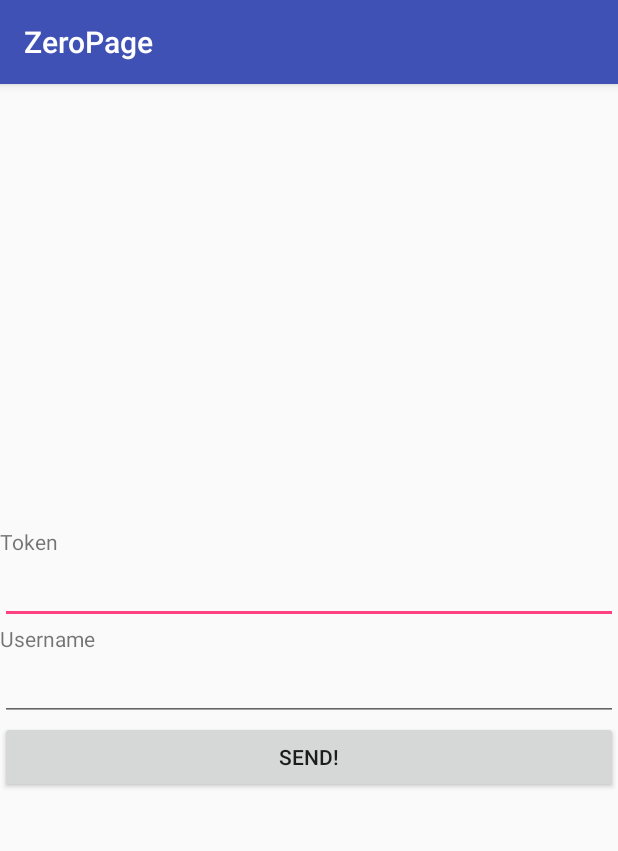
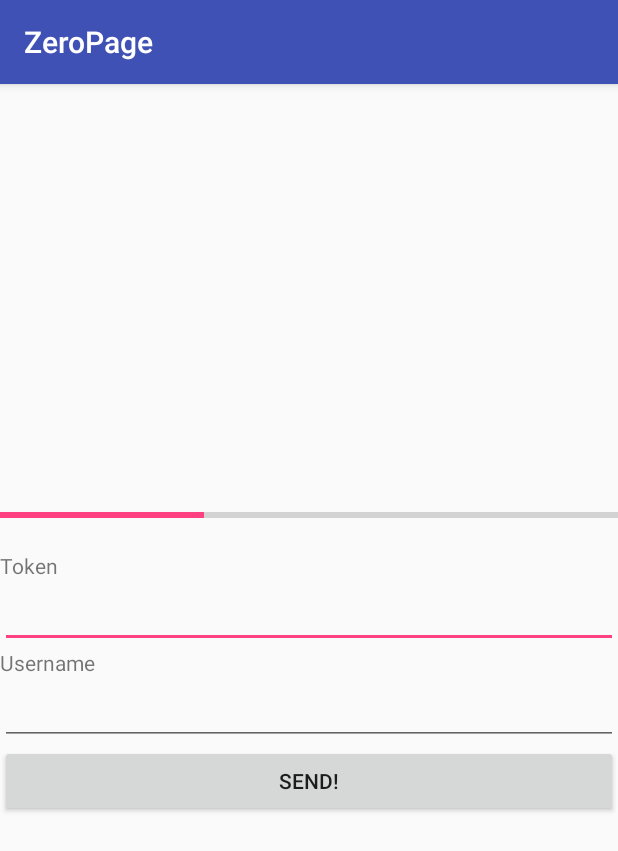
Before and after one commit to ZeroPage/i_have_no_apps, an Android app: the screen it shows after launch (LoginActivity), after a tap on "SEND!", on a phone screen of 412 x 824 dp. Shown: the top 851 px of the screen. Run offline under Robolectric (Android 15) with nearby library versions, the phone set to English and light mode, and no system bars; libraries missing offline, so code that uses them is left out: com.annimon.stream; 3 statements that could not run were skipped.

Commit message:
Add simple progressbar in LoginActivity.

```diff
--- a/app/src/main/java/org/zeropage/apps/zeropage/login/LoginActivity.java
+++ b/app/src/main/java/org/zeropage/apps/zeropage/login/LoginActivity.java
@@ -6,8 +6,11 @@ import android.support.annotation.StringRes;
 import android.support.v7.app.AppCompatActivity;
 import android.os.Bundle;
 import android.util.Log;
+import android.view.View;
 import android.widget.Button;
 import android.widget.EditText;
+import android.widget.ProgressBar;
+import android.widget.TextView;
 import android.widget.Toast;
 
 import com.google.firebase.iid.FirebaseInstanceId;
@@ -29,6 +32,7 @@ public class LoginActivity extends AppCompatActivity {
     private Button mLoginButton;
     private EditText mTokenEditText;
     private EditText mUsernameEditText;
+    private ProgressBar mLoginProgressBar;
 
     @Override
     protected void onCreate(Bundle savedInstanceState) {
@@ -45,6 +49,7 @@ public class LoginActivity extends AppCompatActivity {
         mLoginButton = (Button) findViewById(R.id.login_button);
         mTokenEditText = (EditText) findViewById(R.id.token_edit_text);
         mUsernameEditText = (EditText) findViewById(R.id.username_edit_text);
+        mLoginProgressBar = (ProgressBar) findViewById(R.id.login_progress_bar);
     }
 
     private void launchSlackApplication() {
@@ -67,6 +72,7 @@ public class LoginActivity extends AppCompatActivity {
 
     private void notifyRequestFailureToUser(@StringRes int errorMessageId) {
         Log.e(TAG, "Request failure.");
+        mLoginProgressBar.setVisibility(View.INVISIBLE);
         Toast.makeText(this, errorMessageId, Toast.LENGTH_SHORT).show();
     }
 
@@ -75,14 +81,27 @@ public class LoginActivity extends AppCompatActivity {
         finish();
     }
 
-    private class LoginTask extends AsyncTask<Void, Void, Void> {
+    private class LoginTask extends AsyncTask<Void, Integer, Void> {
+        @Override
+        protected void onPreExecute() {
+            mLoginProgressBar.setVisibility(View.VISIBLE);
+            mLoginProgressBar.setProgress(0);
+        }
+
         @Override
         protected Void doInBackground(Void... params) {
             sendLoginRequest();
             return null;
         }
 
+        @Override
+        protected void onProgressUpdate(Integer... values) {
+            mLoginProgressBar.setProgress(values[0]);
+        }
+
         private void sendLoginRequest() {
+            publishProgress(mLoginProgressBar.getMax() / 3);
+
             RequestSender<LoginRequest> loginSender = new RequestSender<>(LoginRequest.class);
             loginSender.sendRequest(makeCallbackForLogin(), getTextFrom(mUsernameEditText), getTextFrom(mTokenEditText));
         }
@@ -106,6 +125,8 @@ public class LoginActivity extends AppCompatActivity {
         }
 
         private void sendSignUpRequest() {
+            publishProgress((mLoginProgressBar.getMax() / 3) * 2);
+
             RequestSender<SignUpRequest> signUpSender = new RequestSender<>(SignUpRequest.class);
             signUpSender.sendRequest(makeCallbackForSignUp(), getTextFrom(mUsernameEditText), FirebaseInstanceId.getInstance().getToken());
         }
@@ -114,6 +135,7 @@ public class LoginActivity extends AppCompatActivity {
             Action onSuccessfulRequest = () -> {
                 switchToMainActivity();
                 UserInfoPreferences.putUserName(LoginActivity.this, getTextFrom(mUsernameEditText));
+                mLoginProgressBar.setVisibility(View.INVISIBLE);
             };
 
             Action onFailureRequest = () -> notifyRequestFailureToUser(R.string.sign_up_error);
--- a/app/src/main/res/layout/activity_login.xml
+++ b/app/src/main/res/layout/activity_login.xml
@@ -4,6 +4,15 @@
               android:layout_height="match_parent"
               android:gravity="center_vertical"
               android:orientation="vertical">
+
+    <ProgressBar
+        style="?android:progressBarStyleHorizontal"
+        android:paddingBottom="16dp"
+        android:id="@+id/login_progress_bar"
+        android:layout_width="match_parent"
+        android:layout_height="wrap_content"
+        android:max="100"
+        android:visibility="invisible" />
 
     <TextView
         android:layout_width="match_parent"
--- a/app/src/main/res/values/strings.xml
+++ b/app/src/main/res/values/strings.xml
@@ -1,9 +1,9 @@
 <resources>
 
     <string name="app_name">ZeroPage</string>
-    <string name="network_error">네트워크 문제로 연결에 실패했습니다. 잠시 후 다시 시도해 주세요.</string>
+    <string name="network_error">네트워크 문제로 연결에 실패했습니다. 네트워크 상태를 확인해주세요.</string>
     <string name="login_error">OTP 토큰 정보나 닉네임이 맞지 않습니다.</string>
-    <string name="sign_up_error">정보 저장에 실패했습니다. 잠시 후 다시 시도해 주세요.</string>
+    <string name="sign_up_error">서버에 정보 저장에 실패했습니다. 잠시 후 다시 시도해 주세요.</string>
 
     <string-array name="zp_logo_SVG">
         <item>M306.196,0C137.089,0,0,137.089,0,306.197c0,169.109,137.089,306.196,306.196,306.196 s306.197-137.087,306.197-306.196C612.396,137.089,475.304,0,306.196,0z M264.255,168.863l-79.15,202.831 c-2.047,4.775-3.602,10.142-4.451,14.914c-2.448,13.721-0.509,26.25,13.211,26.25c23.268,0,42.824-22.671,57.095-52.498 l74.742-191.497h85.906l-79.15,202.831c-3.279,8.353-5.858,16.107-6.816,21.475c-2.13,11.932,2.452,19.687,16.771,19.687 c58.464,0,127.055-133.629,138.766-199.251c-2.535,4.175-15.383,5.966-20.156,5.966c-14.317,0-18.389-17.3-16.047-30.425 c3.302-18.493,17.68-32.215,42.735-32.215c28.638,0,33.008,25.652,28.322,51.901c-17.033,95.45-95.059,261.89-216.759,261.89 c-38.777,0-61.45-16.703-62.646-50.109c-36.896,42.952-69.793,50.109-93.655,50.109c-35.794,0-60-21.475-51.058-71.587 c2.023-11.334,6.155-24.461,11.692-38.777l74.742-191.497h85.907V168.863L264.255,168.863z</item>
```
